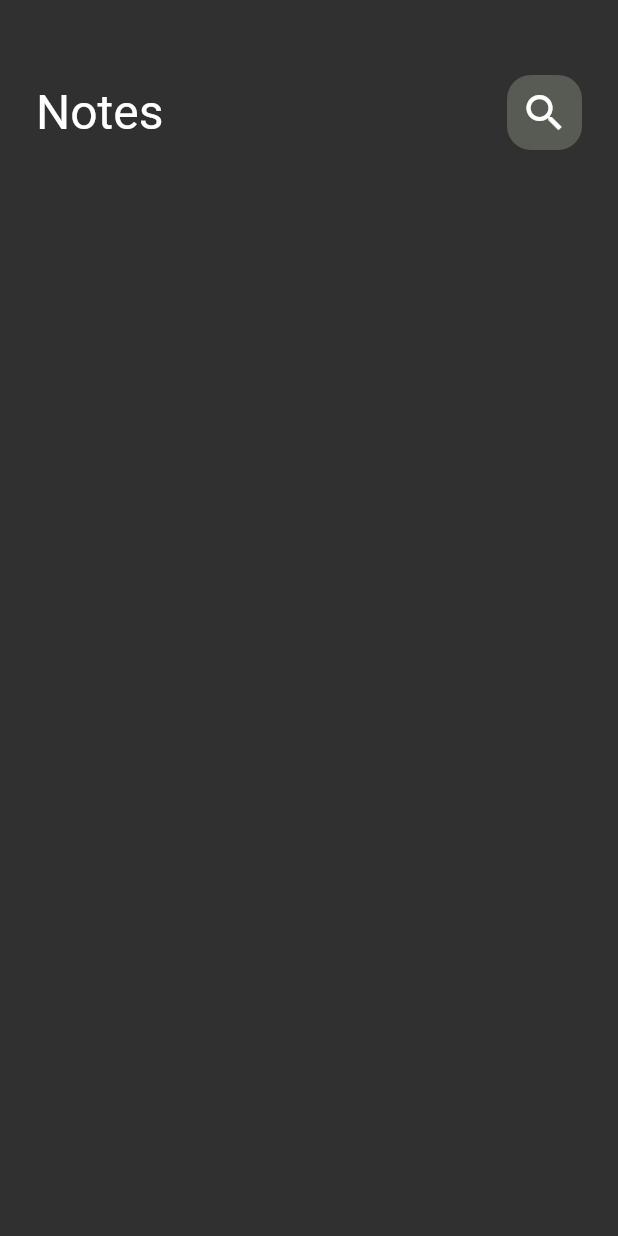
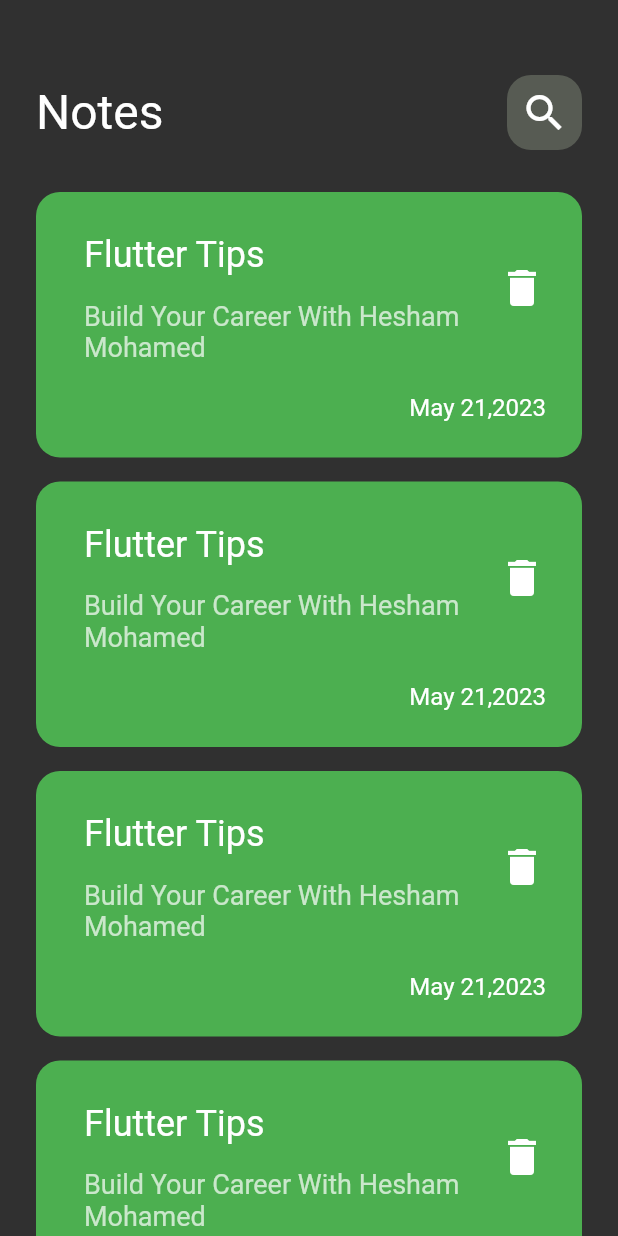
Before and after one commit to HeshamMuhamed00/note_app, a Flutter app: the screen it shows after launch, on a phone screen of 412 x 824 dp. Run offline on Flutter 3.47's test engine with Material 2 defaults, Android fonts, the phone set to English and light mode, and no system bars.

Commit message:
create notes list view

```diff
--- /dev/null
+++ b/lib/widget/custom_note_item.dart
@@ -0,0 +1,47 @@
+import 'package:flutter/material.dart';
+
+class NoteItem extends StatelessWidget {
+  const NoteItem({super.key});
+
+  @override
+  Widget build(BuildContext context) {
+    return Container(
+      padding: const EdgeInsets.only(top: 24, bottom: 24, left: 16),
+      decoration: BoxDecoration(
+          borderRadius: BorderRadius.circular(16), color: Colors.green),
+      child: Column(crossAxisAlignment: CrossAxisAlignment.end, children: [
+        ListTile(
+          title: const Padding(
+            padding: EdgeInsets.only(bottom: 16),
+            child: Text(
+              'Flutter Tips',
+              style: TextStyle(fontSize: 24),
+            ),
+          ),
+          subtitle: const Padding(
+            padding: EdgeInsets.only(bottom: 16),
+            child: Text(
+              'Build Your Career With Hesham Mohamed',
+              style: TextStyle(
+                fontSize: 18,
+              ),
+            ),
+          ),
+          trailing: IconButton(
+              onPressed: () {},
+              icon: const Icon(
+                Icons.delete,
+                size: 32,
+              )),
+        ),
+        const Padding(
+          padding: EdgeInsets.only(right: 24),
+          child: Text(
+            'May 21,2023',
+            style: TextStyle(fontSize: 16),
+          ),
+        )
+      ]),
+    );
+  }
+}
--- a/lib/widget/notes_view_body.dart
+++ b/lib/widget/notes_view_body.dart
@@ -1,6 +1,7 @@
 import 'package:flutter/material.dart';
 
 import 'custom_app_bar.dart';
+import 'custom_note_item.dart';
 
 class NotesViewBody extends StatelessWidget {
   const NotesViewBody({super.key});
@@ -15,8 +16,26 @@ class NotesViewBody extends StatelessWidget {
             height: 50,
           ),
           CustomAppBar(),
+          SizedBox(
+            height: 20,
+          ),
+          Expanded(child: NotesListView())
         ],
       ),
     );
   }
 }
+
+class NotesListView extends StatelessWidget {
+  const NotesListView({super.key});
+
+  @override
+  Widget build(BuildContext context) {
+    return ListView.builder(itemBuilder: (context, index) {
+      return const Padding(
+        padding: EdgeInsets.symmetric(vertical: 8),
+        child: NoteItem(),
+      );
+    });
+  }
+}
```
